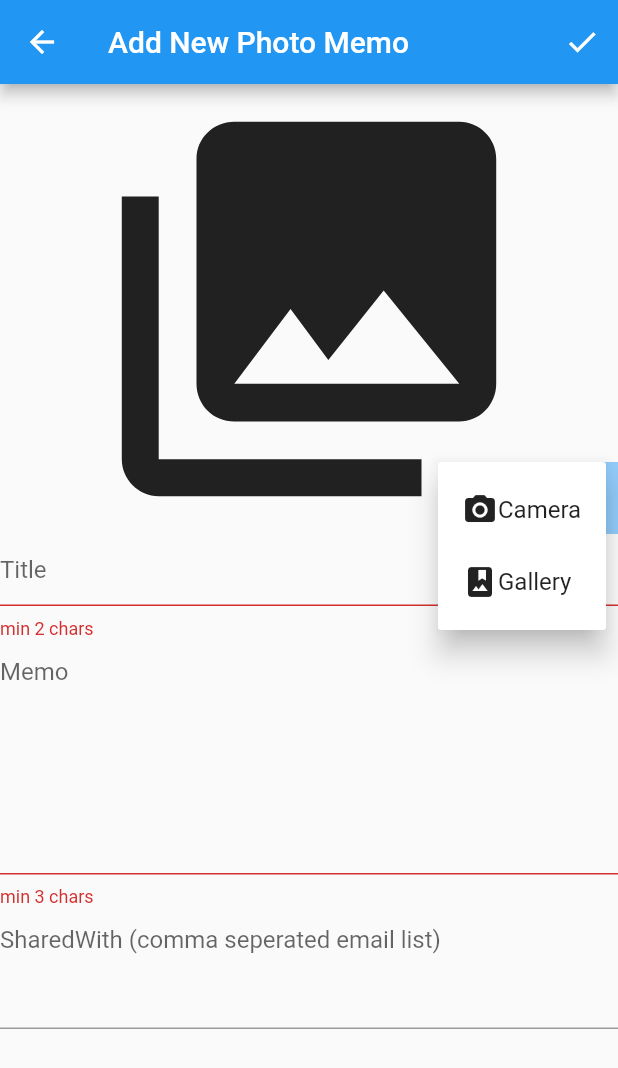
After one commit to dstr3nt/map2020_PhotoMemo, a Flutter app: the AddScreen screen opened by its route, after a tap on the "check" icon, after a tap on the "more vert" icon, on a phone screen of 412 x 824 dp. The commit adds this screen. Shown: the top 1068 px of the screen. Run offline on Flutter 3.47's test engine with Material 2 defaults, Android fonts, the phone set to English and light mode, and no system bars; our stand-ins replace cloud_firestore, firebase_auth, firebase_core, image_picker; accounts and stored records are empty.

Commit message:
Before Cloud Storage  for Images

```diff
--- a/lib/main.dart
+++ b/lib/main.dart
@@ -1,6 +1,8 @@
 import 'package:firebase_core/firebase_core.dart';
 import 'package:flutter/material.dart';
 import 'package:photomemo/screens/signin_screen.dart';
+import 'package:photomemo/screens/home_screen.dart';
+import 'package:photomemo/screens/add_screen.dart';
 
 Future<void> main() async {
   WidgetsFlutterBinding.ensureInitialized();
@@ -15,6 +17,8 @@ class PhotoMemoApp extends StatelessWidget {
       initialRoute: SignInScreen.routeName,
       routes: {
         SignInScreen.routeName: (context) => SignInScreen(),
+        HomeScreen.routeName: (context) => HomeScreen(),
+        AddScreen.routeName: (context) => AddScreen(),
       },
     );
   }
--- a/lib/model/photomemo.dart
+++ b/lib/model/photomemo.dart
@@ -8,6 +8,8 @@ class PhotoMemo {
   static const PHOTO_URL = 'PhotoURL';
   static const PHOTO_PATH = 'PhotoPath';
   static const UPDATED_AT = 'UpdateAt';
+  static const SHARED_WITH = 'SharedWith';
+  static const IMAGE_LABELS = 'imageLabels';
 
   String docId; //Firestore doc id
   String createdBy;
@@ -16,6 +18,8 @@ class PhotoMemo {
   String photoPath; //Firebase Storage: image file name
   String photoURL; //Firebase Stroage: image URL for internet access
   DateTime updatedAt; //created or revised time
+  List<dynamic> sharedWith; //list of emails
+  List<dynamic> imageLabels; //image labels generated by Machine Learning
 
   PhotoMemo({
     this.docId,
@@ -25,7 +29,12 @@ class PhotoMemo {
     this.photoPath,
     this.photoURL,
     this.updatedAt,
-  });
+    this.sharedWith,
+    this.imageLabels,
+  }) {
+    this.sharedWith ??= [];
+    this.imageLabels ??= [];
+  }
 
   // convert DART object to FIRESTORE document
   Map<String, dynamic> serialize() {
@@ -36,6 +45,8 @@ class PhotoMemo {
       PHOTO_PATH: photoPath,
       PHOTO_URL: photoURL,
       UPDATED_AT: updatedAt,
+      SHARED_WITH: sharedWith,
+      IMAGE_LABELS: imageLabels,
     };
   }
 
@@ -48,9 +59,17 @@ class PhotoMemo {
       memo: data[PhotoMemo.MEMO],
       photoPath: data[PhotoMemo.PHOTO_PATH],
       photoURL: data[PhotoMemo.PHOTO_URL],
+      sharedWith: data[PhotoMemo.SHARED_WITH],
+      imageLabels: data[PhotoMemo.IMAGE_LABELS],
       updatedAt: data[PhotoMemo.UPDATED_AT] != null
-          ? DateTime.fromMillisecondsSinceEpoch(data[PhotoMemo.UPDATED_AT])
+          ? DateTime.fromMillisecondsSinceEpoch(
+              data[PhotoMemo.UPDATED_AT].millisecondsSinceEpoch)
           : null,
     );
   }
+
+  @override
+  String toString() {
+    return '$docId $createdBy $title $memo \n $photoURL';
+  }
 }
--- /dev/null
+++ b/lib/screens/add_screen.dart
@@ -0,0 +1,203 @@
+import 'dart:io';
+
+import 'package:flutter/material.dart';
+import 'package:image_picker/image_picker.dart';
+
+class AddScreen extends StatefulWidget {
+  static const routeName = '/home/addScreen';
+
+  @override
+  State<StatefulWidget> createState() {
+    return _AddState();
+  }
+}
+
+class _AddState extends State<AddScreen> {
+  _Controller con;
+  File image;
+  var formKey = GlobalKey<FormState>();
+
+  @override
+  void initState() {
+    super.initState();
+    con = _Controller(this);
+  }
+
+  void render(fn) => setState(fn);
+
+  @override
+  Widget build(BuildContext context) {
+    return Scaffold(
+      appBar: AppBar(
+        title: Text('Add New Photo Memo'),
+        actions: <Widget>[
+          IconButton(
+            icon: Icon(Icons.check),
+            onPressed: con.save,
+          ),
+        ],
+      ),
+      body: Form(
+        key: formKey,
+        child: SingleChildScrollView(
+          child: Column(
+            children: <Widget>[
+              Stack(
+                children: <Widget>[
+                  Container(
+                    width: MediaQuery.of(context).size.width,
+                    child: image == null
+                        ? Icon(
+                            Icons.photo_library,
+                            size: 300.0,
+                          )
+                        : Image.file(
+                            image,
+                            fit: BoxFit.fill,
+                          ),
+                  ),
+                  Positioned(
+                    right: 0.0,
+                    bottom: 0.0,
+                    child: Container(
+                      color: Colors.blue[200],
+                      child: PopupMenuButton<String>(
+                        onSelected: con.getPicture,
+                        itemBuilder: (context) => <PopupMenuEntry<String>>[
+                          PopupMenuItem(
+                            value: 'camera',
+                            child: Row(
+                              children: <Widget>[
+                                Icon(Icons.photo_camera),
+                                Text('Camera'),
+                              ],
+                            ),
+                          ),
+                          PopupMenuItem(
+                            value: 'gallery',
+                            child: Row(
+                              children: <Widget>[
+                                Icon(Icons.photo_album),
+                                Text('Gallery'),
+                              ],
+                            ),
+                          ),
+                        ],
+                      ),
+                    ),
+                  )
+                ],
+              ),
+              TextFormField(
+                decoration: InputDecoration(
+                  hintText: 'Title',
+                ),
+                autocorrect: true,
+                validator: con.validatorTitle,
+                onSaved: con.onSavedTitle,
+              ),
+              TextFormField(
+                decoration: InputDecoration(
+                  hintText: 'Memo',
+                ),
+                autocorrect: true,
+                keyboardType: TextInputType.multiline,
+                maxLines: 7,
+                validator: con.validatorMemo,
+                onSaved: con.onSavedMemo,
+              ),
+              TextFormField(
+                decoration: InputDecoration(
+                  hintText: 'SharedWith (comma seperated email list)',
+                ),
+                autocorrect: false,
+                keyboardType: TextInputType.multiline,
+                maxLines: 3,
+                validator: con.validatorSharedWith,
+                onSaved: con.onSavedSharedWith,
+              ),
+            ],
+          ),
+        ),
+      ),
+    );
+  }
+}
+
+class _Controller {
+  _AddState _state;
+  _Controller(this._state);
+  String title;
+  String memo;
+  List<String> shareWith = [];
+
+  void save() async {
+    if (!_state.formKey.currentState.validate()) {
+      return;
+    }
+
+    _state.formKey.currentState.save();
+
+    //1. upload pic to Storage
+    //2. get image labels by Machine Learning kit
+    //3. save photomemo doc to Firestore
+  }
+
+  void getPicture(String src) async {
+    try {
+      PickedFile _imageFile;
+      if (src == 'camera') {
+        _imageFile = await ImagePicker().getImage(source: ImageSource.camera);
+      } else {
+        _imageFile = await ImagePicker().getImage(source: ImageSource.gallery);
+      }
+      _state.render(() {
+        _state.image = File(_imageFile.path);
+      });
+    } catch (e) {}
+  }
+
+  String validatorTitle(String value) {
+    if (value == null || value.trim().length < 2) {
+      return 'min 2 chars';
+    } else {
+      return null;
+    }
+  }
+
+  void onSavedTitle(String value) {
+    this.title = value;
+  }
+
+  String validatorMemo(String value) {
+    if (value == null || value.trim().length < 3) {
+      return 'min 3 chars';
+    } else {
+      return null;
+    }
+  }
+
+  void onSavedMemo(String value) {
+    this.memo = value;
+  }
+
+  String validatorSharedWith(String value) {
+    if (value == null || value.trim().length == 0) return null;
+
+    List<String> emailList = value.split(',').map((e) => e.trim()).toList();
+
+    for (String email in emailList) {
+      if (email.contains('@') && email.contains('.'))
+        continue;
+      else
+        return 'Comma(,) separated email list';
+    }
+    return null;
+  }
+
+  void onSavedSharedWith(String value) {
+    if (value.trim().length != 0) {
+      this.shareWith = value.split(',').map((e) => e.trim()).toList();
+    }
+  }
+}
--- a/lib/screens/signin_screen.dart
+++ b/lib/screens/signin_screen.dart
@@ -1,6 +1,10 @@
+import 'package:firebase_auth/firebase_auth.dart';
+import 'package:firebase_core/firebase_core.dart';
 import 'package:flutter/material.dart';
 import 'package:photomemo/controller/firebasecontroller.dart';
+import 'package:photomemo/model/photomemo.dart';
 import 'package:photomemo/screens/views/mydialog.dart';
+import 'package:photomemo/screens/home_screen.dart';
 
 class SignInScreen extends StatefulWidget {
   static const routeName = '/signInScreen';
@@ -96,9 +100,13 @@ class _Controller {
 
     _state.formKey.currentState.save();
 
+    MyDialog.circularProgreeStart(_state.context);
+
+    User user;
     try {
-      var user = await FirebaseController.signIn(email, password);
+      user = await FirebaseController.signIn(email, password);
     } catch (e) {
+      MyDialog.circularProgressEnd(_state.context);
       MyDialog.info(
         context: _state.context,
         title: 'Sign In Error',
@@ -109,7 +117,25 @@ class _Controller {
 
     //sign in succeeded
     // 1. read all photomemo's from firebase
-    // 2. navigate to Home Screen to display photomemo
+
+    try {
+      List<PhotoMemo> photoMemos =
+          await FirebaseController.getPhotoMemos(user.email);
+      MyDialog.circularProgressEnd(_state.context);
+      // 2. navigate to Home Screen to display photomemo
+      Navigator.pushReplacementNamed(_state.context, HomeScreen.routeName,
+          arguments: {'user': user, 'photoMemoList': photoMemos});
+      print('TESTTESTTESTTEST');
+      print(photoMemos.toString());
+    } catch (e) {
+      MyDialog.circularProgressEnd(_state.context);
+      MyDialog.info(
+        context: _state.context,
+        title: 'Firebase/Firestore error',
+        content:
+            'Cannot get photo memo docuement. Try again later! \n ${e.message}',
+      );
+    }
   }
 
   String validatorEmail(String value) {
--- a/pubspec.yaml
+++ b/pubspec.yaml
@@ -26,6 +26,8 @@ dependencies:
   firebase_core: ^0.5.0
   firebase_auth: ^0.18.1+1
   cloud_firestore: ^0.14.1+3
+  image_picker: ^0.6.7+11
+  firebase_storage: ^4.0.1
 
 
 
```
Also changed, not shown: lib/controller/firebasecontroller.dart (+8 -2 lines), lib/screens/home_screen.dart (added, +102 -0 lines), lib/screens/views/mydialog.dart (+11 -0 lines), pubspec.lock, 2 other files.
